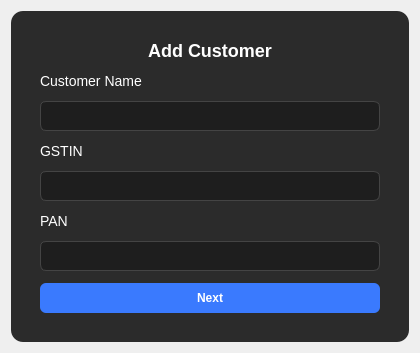
First picture: the form in ui/customer_dialog.ui, repository mailsolar11/SanshipInvoiceGenerator-pyqt6-, before the edit.
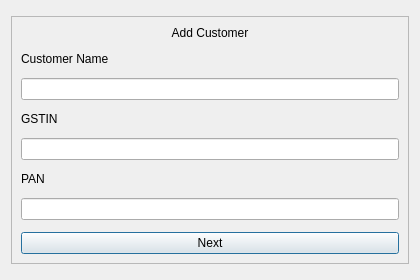
Second picture: the form after the edit.

What changed in the file:
```diff
--- a/ui/customer_dialog.ui
+++ b/ui/customer_dialog.ui
@@ -26,36 +26,7 @@
      <property name="frameShape">
       <enum>QFrame::StyledPanel</enum>
      </property>
-     <property name="styleSheet">
-      <string notr="true">
-       QFrame#frameCard {
-           background-color: #2b2b2b;
-           border-radius: 12px;
-           padding: 20px;
-       }
-       QLabel {
-           color: white;
-           font-size: 14px;
-       }
-       QLineEdit {
-           background-color: #1e1e1e;
-           color: white;
-           padding: 6px;
-           border-radius: 6px;
-           border: 1px solid #444;
-       }
-       QPushButton {
-           background-color: #3a7afe;
-           color: white;
-           padding: 8px 14px;
-           border-radius: 6px;
-           font-weight: bold;
-       }
-       QPushButton:hover {
-           background-color: #5a8cff;
-       }
-      </string>
-     </property>
+
 
      <!-- Internal Layout -->
      <layout class="QVBoxLayout" name="cardLayout">
@@ -72,9 +43,7 @@
         <property name="alignment">
          <set>Qt::AlignHCenter</set>
         </property>
-        <property name="styleSheet">
-         <string notr="true">font-size:18px; font-weight:600; color:white;</string>
-        </property>
+
        </widget>
       </item>
 
```
